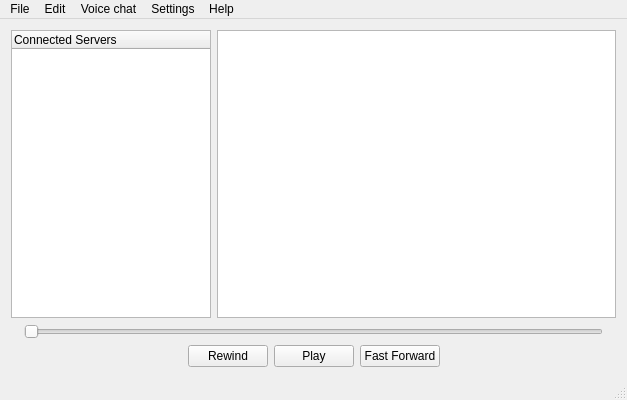
The window that src/mainwindow.ui (willamm/CommAudio) describes before a commit, drawn with Qt 5.
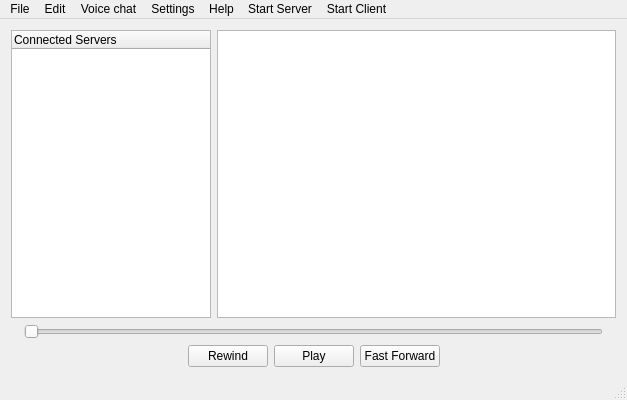
The same window after the commit. Icons and pictures are not drawn.

Commit message: created simple client/server connection

```diff
--- a/src/mainwindow.ui
+++ b/src/mainwindow.ui
@@ -199,11 +199,25 @@
      <string>Settings</string>
     </property>
    </widget>
+   <widget class="QMenu" name="menuStart_Server">
+    <property name="title">
+     <string>Start Server</string>
+    </property>
+    <addaction name="actionStart"/>
+   </widget>
+   <widget class="QMenu" name="menuStart_Client">
+    <property name="title">
+     <string>Start Client</string>
+    </property>
+    <addaction name="actionStart_2"/>
+   </widget>
    <addaction name="menuFile"/>
    <addaction name="menuEdit"/>
    <addaction name="menuVoice_chat"/>
    <addaction name="menuSettings"/>
    <addaction name="menuHelp"/>
+   <addaction name="menuStart_Server"/>
+   <addaction name="menuStart_Client"/>
   </widget>
   <widget class="QStatusBar" name="statusBar"/>
   <action name="actionAdd_file">
```
Left out of the diff: 10 changed lines with no effect on the pictures. The commit also changes 7 other files.
